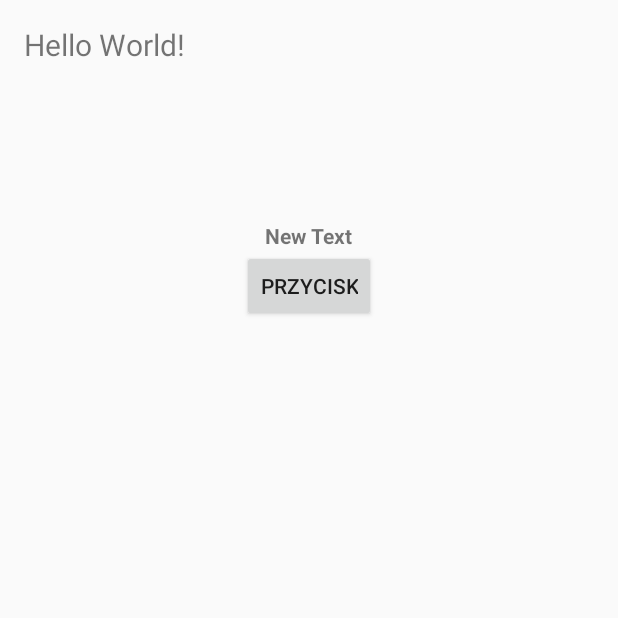
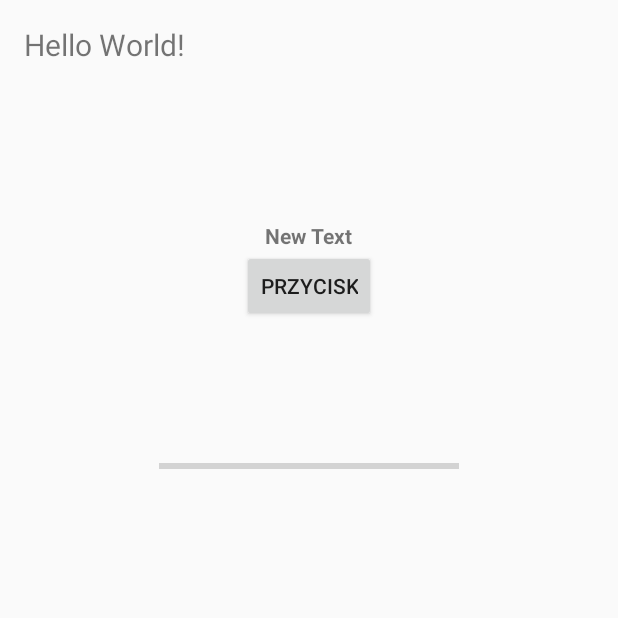
Before and after one commit to aaaleksandra1303/AndroidWebinar2, an Android app: the screen it shows after launch (MainActivity), on a phone screen of 412 x 824 dp, the top half of it. Run offline under Robolectric (Android 15) with nearby library versions, the phone set to English and light mode, and no system bars; our stand-ins replace ButterKnife.

Commit message:
add progresBar

```diff
--- a/app/src/main/java/webinar2/powtorka/webinar/akademiakodu/pl/powtorka2web/MainActivity.java
+++ b/app/src/main/java/webinar2/powtorka/webinar/akademiakodu/pl/powtorka2web/MainActivity.java
@@ -52,5 +52,20 @@ public class MainActivity extends Activity {
         protected Void doInBackground(Void... params) {
             return null;
         }
+
+        @Override
+        public  void onPostExecute(Void args)
+        {
+
+        }
+        @Override
+        public void onProgressUpdate(Void ... args)
+        {
+
+        }
+
+
+
+
     }
 }
--- a/app/src/main/res/layout/activity_main.xml
+++ b/app/src/main/res/layout/activity_main.xml
@@ -36,4 +36,13 @@
         android:id="@+id/button"
         android:layout_below="@+id/textView"
         android:layout_centerHorizontal="true" />
+
+    <ProgressBar
+        style="?android:attr/progressBarStyleHorizontal"
+        android:layout_width="200dp"
+        android:layout_height="50dp"
+        android:id="@+id/progressBar"
+        android:layout_below="@+id/button"
+        android:layout_centerHorizontal="true"
+        android:layout_marginTop="71dp" />
 </RelativeLayout>
```
